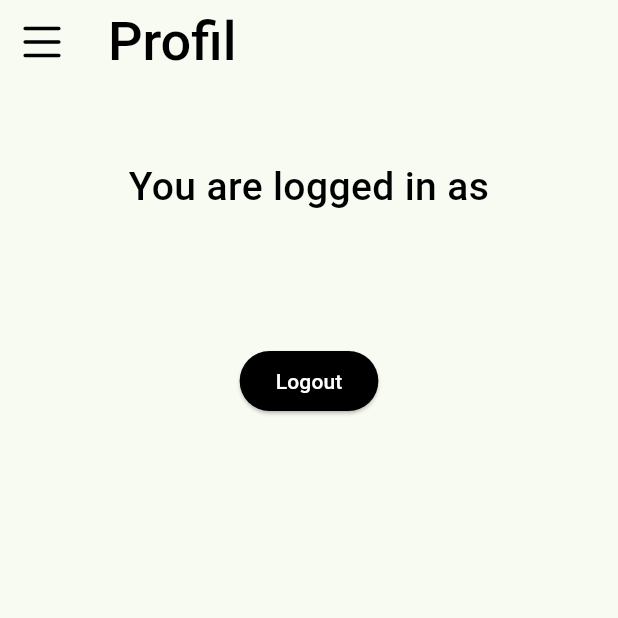
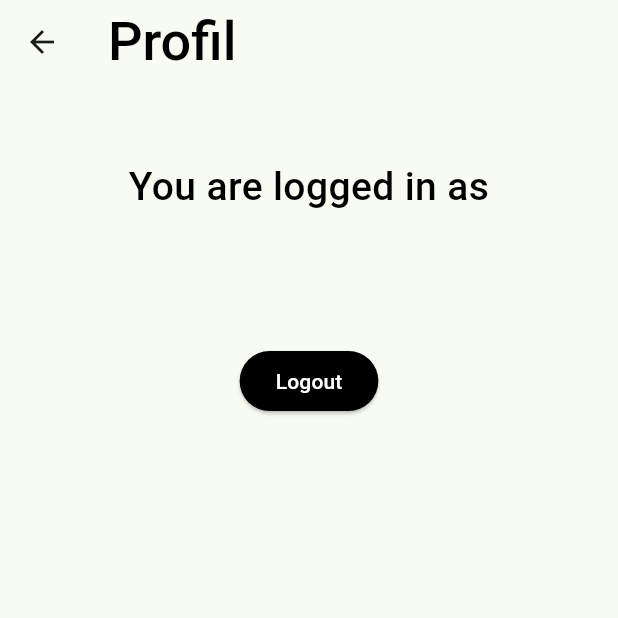
Before and after one commit to Nortontium/DoenerTop, a Flutter app: the screen it shows once a user with an empty profile is signed in, after a tap on an icon or button, on a phone screen of 412 x 824 dp, the top half of it. Run offline on Flutter 3.47's test engine with Material 2 defaults, Android fonts, the phone set to English and light mode, and no system bars; our stand-ins replace cloud_firestore, firebase_auth, firebase_core, flutter_svg; accounts and stored records are empty; Roboto replaces fonts that are missing (DelaGothicOne).

```diff
--- a/lib/components/firebase.dart
+++ b/lib/components/firebase.dart
@@ -6,10 +6,10 @@ import 'package:flutter/material.dart';
 import '../views/home.dart';
 import '../views/login.dart';
 
-class GetUserName extends StatelessWidget {
+class GetUserInfo extends StatelessWidget {
   final String documentId;
 
-  GetUserName(
+  GetUserInfo(
     this.documentId, {
     super.key,
   });
--- a/lib/views/home.dart
+++ b/lib/views/home.dart
@@ -1,8 +1,8 @@
+import 'package:cloud_firestore/cloud_firestore.dart';
 import 'package:doenertop/components/responsive_text.dart';
 import 'package:doenertop/views/profile.dart';
 import 'package:flutter/material.dart';
 import 'package:flutter_svg/flutter_svg.dart';
-import '../models/doenershop.dart';
 import 'navigation.dart';
 
 class Home extends StatefulWidget {
@@ -13,17 +13,6 @@ class Home extends StatefulWidget {
 }
 
 class _HomeState extends State<Home> {
-  List<DoenerShop> shops = [];
-
-  void _getShops() {
-    shops = getShops();
-  }
-
-  @override
-  void initState() {
-    _getShops();
-  }
-
   void _pushNavigation() {
     Navigator.push(
       context,
@@ -44,7 +33,6 @@ class _HomeState extends State<Home> {
 
   @override
   Widget build(BuildContext context) {
-    _getShops();
     return Scaffold(
       appBar: AppBar(
         backgroundColor: Colors.grey[40],
@@ -86,18 +74,18 @@ class _HomeState extends State<Home> {
           ),
         ],
       ),
-      body: Center(
+      body: const Center(
         child: Column(
           mainAxisAlignment: MainAxisAlignment.start,
           crossAxisAlignment: CrossAxisAlignment.start,
           children: <Widget>[
-            const SizedBox(
+            SizedBox(
               height: 30,
             ),
-            const Padding(
+            Padding(
               padding: EdgeInsets.all(16),
               child: Text(
-                "Trending",
+                "Favourites",
                 style: TextStyle(
                   color: Colors.black,
                   fontSize: 20,
@@ -106,10 +94,49 @@ class _HomeState extends State<Home> {
             ),
             SizedBox(
               height: 250,
-              child: ListView.builder(
-                itemCount: shops.length,
+              child: Favourites(),
+            ),
+            SizedBox(
+              height: 30,
+            ),
+          ],
+        ),
+      ),
+    );
+  }
+}
+
+class Favourites extends StatefulWidget {
+  const Favourites({super.key});
+
+  @override
+  State<Favourites> createState() => _FavouritesState();
+}
+
+class _FavouritesState extends State<Favourites> {
+  final Stream<QuerySnapshot> _shopsStream =
+  FirebaseFirestore.instance.collection('doenershops').snapshots();
+
+  @override
+  Widget build(BuildContext context) {
+    return StreamBuilder<QuerySnapshot>(
+        stream: _shopsStream,
+        builder: (BuildContext context,
+            AsyncSnapshot<QuerySnapshot> snapshot) {
+          if (snapshot.hasError) {
+            return const Text('Something went wrong');
+          }
+
+          if (snapshot.connectionState == ConnectionState.waiting) {
+            return const Text("Loading");
+          }
+
+          return ListView.builder(
+            itemCount: snapshot.data!.size,
             scrollDirection: Axis.horizontal,
             itemBuilder: (context, index) {
+              Map<String, dynamic> data = snapshot.data!.docs[index]
+                  .data()! as Map<String, dynamic>;
               return Container(
                 margin: const EdgeInsets.all(10),
                 height: 200,
@@ -122,7 +149,7 @@ class _HomeState extends State<Home> {
                   fit: StackFit.passthrough,
                   children: [
                     Image.asset(
-                          shops[index].imagePath,
+                      data['image'],
                       fit: BoxFit.cover,
                       width: 300,
                     ),
@@ -144,10 +171,11 @@ class _HomeState extends State<Home> {
                         ),
                         child: Column(
                           mainAxisAlignment: MainAxisAlignment.end,
-                              crossAxisAlignment: CrossAxisAlignment.start,
+                          crossAxisAlignment:
+                          CrossAxisAlignment.start,
                           children: [
                             Text(
-                                  shops[index].name,
+                              data['name'],
                               overflow: TextOverflow.clip,
                               style: const TextStyle(
                                 color: Colors.white,
@@ -157,7 +185,7 @@ class _HomeState extends State<Home> {
                               ),
                             ),
                             Text(
-                                  shops[index].adress,
+                              data['address'],
                               overflow: TextOverflow.clip,
                               style: const TextStyle(
                                 color: Colors.white,
@@ -173,14 +201,7 @@ class _HomeState extends State<Home> {
                 ),
               );
             },
-              ),
-            ),
-            const SizedBox(
-              height: 30,
-            ),
-          ],
-        ),
-      ),
           );
+        });
   }
 }
--- a/lib/views/navigation.dart
+++ b/lib/views/navigation.dart
@@ -1,5 +1,5 @@
 import 'package:doenertop/views/profile.dart';
-import 'package:firebase_auth/firebase_auth.dart';
+import 'package:doenertop/views/settings.dart';
 
 import 'home.dart';
 
@@ -41,7 +41,7 @@ class _NavigationState extends State<Navigation> {
     Navigator.push(
       context,
       MaterialPageRoute(
-        builder: (context) => const Home(),
+        builder: (context) => const Settings(),
         fullscreenDialog: true,
       ),
     );
--- a/lib/views/profile.dart
+++ b/lib/views/profile.dart
@@ -3,6 +3,7 @@ import 'package:firebase_auth/firebase_auth.dart';
 import 'package:flutter/material.dart';
 import 'package:flutter_svg/svg.dart';
 import '../components/responsive_text.dart';
+import 'home.dart';
 import 'navigation.dart';
 
 class Profile extends StatefulWidget {
@@ -37,18 +38,16 @@ class _ProfileState extends State<Profile> {
   Widget build(BuildContext context) {
     return Scaffold(
       appBar: AppBar(
-        leading: GestureDetector(
-          onTap: _pushNavigation,
-          child: Container(
-            margin: const EdgeInsets.all(10),
-            width: 30,
-            height: 30,
-            child: SvgPicture.asset(
-              "assets/icons/list.svg",
-              width: 20,
-              height: 20,
-            ),
-          ),
+        leading: BackButton(
+          onPressed: () {
+            Navigator.push(
+              context,
+              MaterialPageRoute(
+                builder: (context) => const Home(),
+                fullscreenDialog: true,
+              ),
+            );
+          },
         ),
         title: ResponsiveText(
           text: "Profil",
@@ -59,7 +58,7 @@ class _ProfileState extends State<Profile> {
           ),
         ),
       ),
-      body: GetUserName(_auth.currentUser!.uid),
+      body: GetUserInfo(_auth.currentUser!.uid),
     );
   }
 }
```
Also changed, not shown: lib/views/settings.dart (added, +31 -0 lines). Lines whose indentation alone changed are shown as unchanged.
